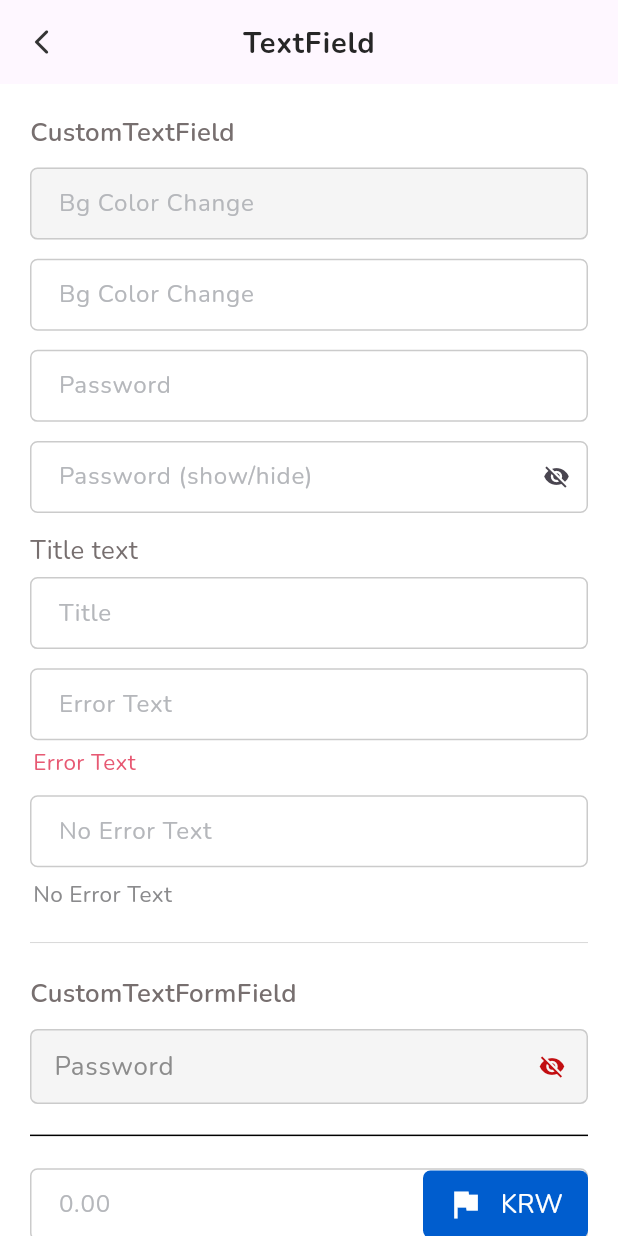
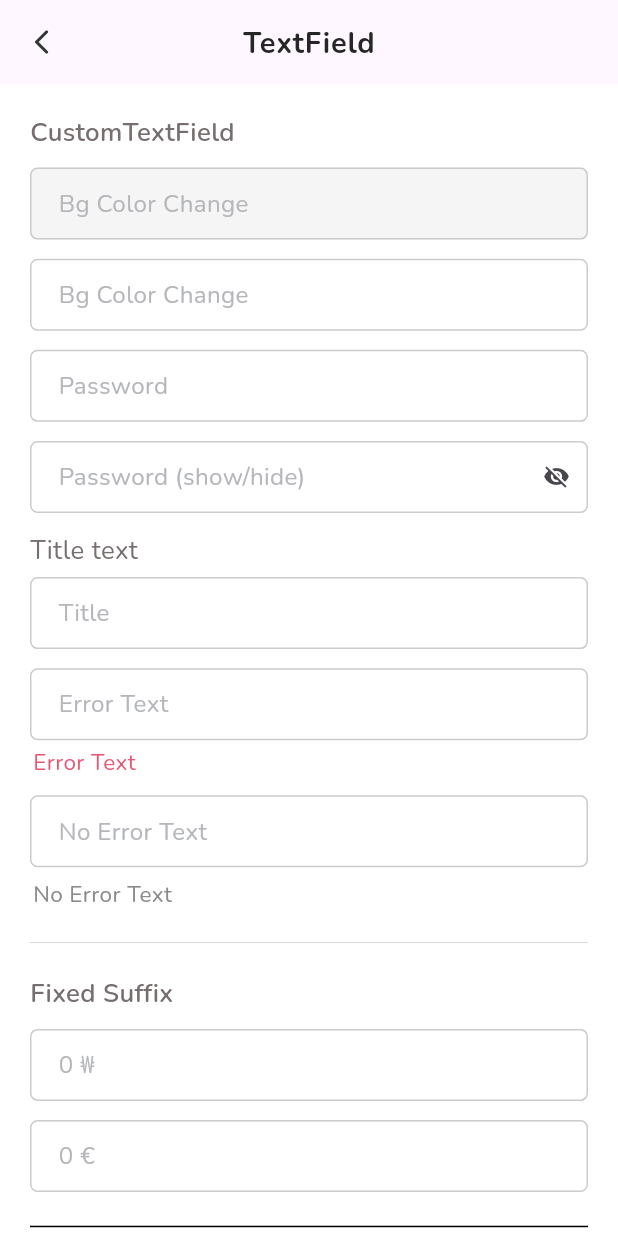
Before and after one commit to helium390/fl_my_awesome, a Flutter app: the TextFieldPage screen opened directly, on a phone screen of 412 x 824 dp. Run offline on Flutter 3.47's test engine with Material 3 defaults, Android fonts, the light colour scheme and no system bars; our stand-ins replace flutter_screenutil, flutter_svg, fluttertoast, get, get_storage, google_fonts and 4 more; missing offline and left inert: local_auth_android, local_auth_darwin; accounts and stored records are empty.

Commit message:
Added Fixed Suffix to TextField..

```diff
--- a/lib/presentation/pages/formats/formats_controller.dart
+++ b/lib/presentation/pages/formats/formats_controller.dart
@@ -14,6 +14,7 @@ class FormatsController extends GetxController {
   var birthdayController = TextEditingController();
   var thousandController = TextEditingController();
   var numericRangeController = TextEditingController();
+  var prefixController = TextEditingController();
 
   String getTrim(String value) {
     return value.trim().replaceAll(',', '');
--- a/lib/presentation/pages/home/home_page.dart
+++ b/lib/presentation/pages/home/home_page.dart
@@ -47,6 +47,7 @@ class HomePage extends StatelessWidget {
                     text: 'Formats',
                     onPress: () {
                       Get.to(() => FormatsPage());
+                      // Get.to(() => OnePage());
                     },
                   ),
                   20.ph,
--- a/lib/presentation/pages/text_field/text_field_page.dart
+++ b/lib/presentation/pages/text_field/text_field_page.dart
@@ -1,10 +1,12 @@
 import 'package:fl_my_awesome/config/extensions.dart';
 import 'package:flutter/material.dart';
+import 'package:flutter/services.dart';
 
 import 'package:get/get.dart';
 
 import '../../../core/utils/app_colors.dart';
 import '../../../core/utils/app_styles.dart';
+import '../../../core/utils/text_input_formatters.dart';
 import '../../widgets/custom_button.dart';
 import '../../widgets/custom_text_field.dart';
 import '../../widgets/custom_text_form_field.dart';
@@ -113,6 +115,41 @@ class TextFieldPage extends StatelessWidget {
                     Dividers.divider0h05t02black02(),
                     20.ph,
                     Text(
+                      'Fixed Suffix',
+                      style: AppStyles.text16sp600black2,
+                    ),
+                    10.ph,
+                    CustomTextField(
+                      hintText: '0 ₩',
+                      bgColor: AppColor.white,
+                      fixedPrefixText: ' ₩',
+                      textStyle: AppStyles.text14sp400black1,
+                      function: (value) {},
+                      controller: TextEditingController(),
+                      keyboardType: TextInputType.number,
+                      inputFormatters: [
+                        LengthLimitingTextInputFormatter(13),
+                      ],
+                    ),
+                    10.ph,
+                    CustomTextField(
+                      hintText: '0 €',
+                      bgColor: AppColor.white,
+                      fixedPrefixText: ' €',
+                      textStyle: AppStyles.text14sp400black1,
+                      function: (value) {},
+                      controller: TextEditingController(),
+                      keyboardType: TextInputType.number,
+                      inputFormatters: [
+                        ThousandsSeparatorInputFormatter(),
+                        LengthLimitingTextInputFormatter(13),
+                        FilteringTextInputFormatter.allow(RegExp("[0-9,]")),
+                      ],
+                    ),
+                    20.ph,
+                    Dividers.divider0h1tBlack(),
+                    20.ph,
+                    Text(
                       'CustomTextFormField',
                       style: AppStyles.text16sp600black2,
                     ),
--- a/lib/presentation/widgets/custom_text_field.dart
+++ b/lib/presentation/widgets/custom_text_field.dart
@@ -3,6 +3,8 @@ import 'package:flutter/material.dart';
 import 'package:flutter/services.dart';
 
 import '../../core/utils/app_colors.dart';
+
+Offset? _lastCharCoordinates;
 
 class CustomTextField extends StatefulWidget {
   final TextEditingController controller;
@@ -16,6 +18,9 @@ class CustomTextField extends StatefulWidget {
 
   final String hintText;
   final TextStyle? hintStyle;
+
+  final String? fixedPrefixText;
+  final TextStyle? textStyle;
 
   final Color bgColor;
   final Color bgValueColor;
@@ -50,6 +55,8 @@ class CustomTextField extends StatefulWidget {
     required this.hintText,
     this.hintStyle,
     this.titleStyle,
+    this.textStyle,
+    this.fixedPrefixText,
     this.bgColor = AppColor.greyBg,
     this.bgValueColor = AppColor.white,
     this.title,
@@ -87,11 +94,45 @@ class CustomTextField extends StatefulWidget {
 
 class _CustomTextFieldState extends State<CustomTextField> {
   late bool _passwordVisible;
+  final GlobalKey textFieldForSuffixKey = GlobalKey();
+
+  void _getCoordinates() {
+    if (textFieldForSuffixKey.currentContext != null &&
+        widget.controller.text.isNotEmpty) {
+      final RenderBox renderBox =
+          textFieldForSuffixKey.currentContext!.findRenderObject() as RenderBox;
+      final TextPainter textPainter = TextPainter(
+        text: TextSpan(
+          text: widget.controller.text,
+          style: DefaultTextStyle.of(context).style.merge(widget.textStyle),
+        ),
+        textDirection: TextDirection.ltr, // Or TextDirection.rtl
+        textScaler: MediaQuery.of(context).textScaler,
+      )..layout();
+
+      final TextPosition lastCharPosition =
+          TextPosition(offset: widget.controller.text.length);
+      final Offset localOffset = textPainter.getOffsetForCaret(
+        lastCharPosition,
+        Rect.fromLTWH(
+            0, 0, 1, textPainter.preferredLineHeight), // Caret prototype
+      );
+
+      setState(() {
+        _lastCharCoordinates = renderBox.localToGlobal(localOffset);
+      });
+    }
+  }
 
   @override
   void initState() {
     super.initState();
     _passwordVisible = !widget.obscureText;
+  }
+
+  @override
+  void dispose() {
+    super.dispose();
   }
 
   @override
@@ -112,19 +153,21 @@ class _CustomTextFieldState extends State<CustomTextField> {
         ),
         SizedBox(
           height: widget.height,
-          child: TextField(
+          child: Stack(
+            children: [
+              TextField(
+                key: textFieldForSuffixKey,
                 focusNode: widget.focusNode,
                 readOnly: widget.readOnly,
                 keyboardType: widget.keyboardType,
                 textCapitalization: widget.textCapitalization,
                 controller: widget.controller,
                 cursorColor: AppColor.hintColor,
-            style: const TextStyle(
-              color: AppColor.textColor,
-              decoration: TextDecoration.none,
-            ),
+                style:
+                    DefaultTextStyle.of(context).style.merge(widget.textStyle),
                 textAlign: widget.textAlign,
                 onChanged: (text) {
+                  _getCoordinates();
                   setState(() {
                     widget.function!(text);
                   });
@@ -166,6 +209,25 @@ class _CustomTextFieldState extends State<CustomTextField> {
                   contentPadding: widget.contentPadding ??
                       const EdgeInsets.symmetric(horizontal: 15),
                 ),
+              ),
+              widget.controller.text.isNotEmpty
+                  ? Positioned(
+                      left: _lastCharCoordinates?.dx ?? 0.0 + 10,
+                      child: SizedBox(
+                        height: widget.height,
+                        child: Align(
+                          alignment: Alignment.centerLeft,
+                          child: Text(
+                            widget.fixedPrefixText ?? '',
+                            style: DefaultTextStyle.of(context)
+                                .style
+                                .merge(widget.textStyle),
+                          ),
+                        ), // Example suffix
+                      ),
+                    )
+                  : SizedBox.shrink(),
+            ],
           ),
         ),
         Visibility(
```
Also changed, not shown: lib/presentation/pages/formats/formats_page.dart (+37 -2 lines). Lines whose indentation alone changed are shown as unchanged.
